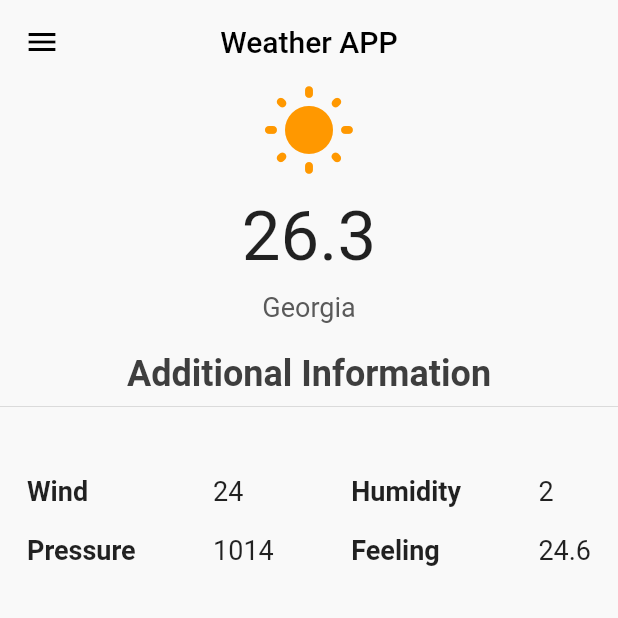
After one commit to ericplanes/prmb-flutter-weather, a Flutter app: the WeatherMainScreen screen opened directly, on a phone screen of 412 x 824 dp, the top half of it. The commit adds this screen. Run offline on Flutter 3.47's test engine with Material 2 defaults, Android fonts, the phone set to English and light mode, and no system bars; our stand-ins replace firebase_auth, firebase_core; accounts and stored records are empty.

Commit message:
Feature: UI Weather main page done.

```diff
--- a/lib/screens/login_screen.dart
+++ b/lib/screens/login_screen.dart
@@ -1,6 +1,6 @@
 import 'package:firebase_auth/firebase_auth.dart';
 import 'package:flutter/material.dart';
-import 'package:weather/screens/profile_screen.dart';
+import 'package:weather/screens/weather_main_screen.dart';
 
 class LoginScreen extends StatefulWidget {
   const LoginScreen({Key? key}) : super(key: key);
@@ -19,7 +19,7 @@ class _LoginScreenState extends State<LoginScreen> {
     User? user;
     try {
       UserCredential userCredential = await auth.signInWithEmailAndPassword(
-          email: email, password: password);
+          email: "prova@gmail.com", password: "contra1");
       user = userCredential.user;
     } on FirebaseAuthException catch (e) {
       if (e.code == "user-not-found") {
@@ -109,7 +109,7 @@ class _LoginScreenState extends State<LoginScreen> {
                   print(user);
                   if (user != null) {
                     Navigator.of(context).pushReplacement(MaterialPageRoute(
-                        builder: (context) => const ProfileScreen()));
+                        builder: (context) => const WeatherMainScreen()));
                   } else {
                     setState(() {});
                   }
--- a/lib/screens/profile_screen.dart
+++ /dev/null
@@ -1,17 +0,0 @@
-import 'package:flutter/material.dart';
-
-class ProfileScreen extends StatefulWidget {
-  const ProfileScreen({Key? key}) : super(key: key);
-
-  @override
-  State<ProfileScreen> createState() => _ProfileScreenState();
-}
-
-class _ProfileScreenState extends State<ProfileScreen> {
-  @override
-  Widget build(BuildContext context) {
-    return const Scaffold(
-      body: Center(child: Text("Welcome to your Profile page")),
-    );
-  }
-}
--- a/lib/screens/register_screen.dart
+++ b/lib/screens/register_screen.dart
@@ -1,6 +1,6 @@
 import 'package:firebase_auth/firebase_auth.dart';
 import 'package:flutter/material.dart';
-import 'package:weather/screens/profile_screen.dart';
+import 'package:weather/screens/weather_main_screen.dart';
 
 class RegisterScreen extends StatefulWidget {
   const RegisterScreen({Key? key}) : super(key: key);
@@ -122,7 +122,7 @@ class _RegisterScreenState extends State<RegisterScreen> {
                   print(user);
                   if (user != null) {
                     Navigator.of(context).pushReplacement(MaterialPageRoute(
-                        builder: (context) => const ProfileScreen()));
+                        builder: (context) => const WeatherMainScreen()));
                   } else {
                     setState(() {});
                   }
--- /dev/null
+++ b/lib/screens/weather_main_screen.dart
@@ -0,0 +1,55 @@
+import 'package:flutter/material.dart';
+import 'package:weather/widgets/additional_info_weather.dart';
+import 'package:weather/widgets/current_weather.dart';
+
+class WeatherMainScreen extends StatefulWidget {
+  const WeatherMainScreen({Key? key}) : super(key: key);
+
+  @override
+  State<WeatherMainScreen> createState() => _WeatherMainScreenState();
+}
+
+class _WeatherMainScreenState extends State<WeatherMainScreen> {
+  @override
+  Widget build(BuildContext context) {
+    return Scaffold(
+      backgroundColor: Color(0xFFf9f9f9),
+      appBar: AppBar(
+        backgroundColor: Color(0xFFf9f9f9),
+        elevation: 0.0,
+        title: const Text(
+          "Weather APP",
+          style: TextStyle(color: Colors.black),
+        ),
+        centerTitle: true,
+        leading: IconButton(
+          onPressed: () {},
+          icon: Icon(Icons.menu),
+          color: Colors.black,
+        ),
+      ),
+      body: Column(
+        crossAxisAlignment: CrossAxisAlignment.center,
+        children: [
+          currentWeather(Icons.wb_sunny_rounded, "26.3", "Georgia"),
+          const SizedBox(
+            height: 20.0,
+          ),
+          const Text(
+            "Additional Information",
+            style: TextStyle(
+              fontSize: 24.0,
+              color: Color(0xdd212121),
+              fontWeight: FontWeight.bold,
+            ),
+          ),
+          Divider(),
+          SizedBox(
+            height: 20.0,
+          ),
+          additionalInformation("24", "2", "1014", "24.6"),
+        ],
+      ),
+    );
+  }
+}
--- /dev/null
+++ b/lib/widgets/additional_info_weather.dart
@@ -0,0 +1,95 @@
+import 'package:flutter/cupertino.dart';
+
+TextStyle titleFont =
+    const TextStyle(fontWeight: FontWeight.w600, fontSize: 18.0);
+
+TextStyle infoFont =
+    const TextStyle(fontWeight: FontWeight.w400, fontSize: 18.0);
+
+Widget additionalInformation(
+    String wind, String humidity, String pressure, String feels_like) {
+  return Container(
+    width: double.infinity,
+    padding: const EdgeInsets.all(18.0),
+    child: Column(
+      mainAxisAlignment: MainAxisAlignment.center,
+      crossAxisAlignment: CrossAxisAlignment.center,
+      children: [
+        Row(
+          mainAxisAlignment: MainAxisAlignment.spaceBetween,
+          crossAxisAlignment: CrossAxisAlignment.center,
+          children: [
+            Column(
+              mainAxisAlignment: MainAxisAlignment.start,
+              crossAxisAlignment: CrossAxisAlignment.start,
+              children: [
+                Text(
+                  "Wind",
+                  style: titleFont,
+                ),
+                const SizedBox(
+                  height: 18.0,
+                ),
+                Text(
+                  "Pressure",
+                  style: titleFont,
+                ),
+              ],
+            ),
+            Column(
+              mainAxisAlignment: MainAxisAlignment.start,
+              crossAxisAlignment: CrossAxisAlignment.start,
+              children: [
+                Text(
+                  wind,
+                  style: infoFont,
+                ),
+                const SizedBox(
+                  height: 18.0,
+                ),
+                Text(
+                  pressure,
+                  style: infoFont,
+                ),
+              ],
+            ),
+            Column(
+              mainAxisAlignment: MainAxisAlignment.start,
+              crossAxisAlignment: CrossAxisAlignment.start,
+              children: [
+                Text(
+                  "Humidity",
+                  style: titleFont,
+                ),
+                const SizedBox(
+                  height: 18.0,
+                ),
+                Text(
+                  "Feeling",
+                  style: titleFont,
+                ),
+              ],
+            ),
+            Column(
+              mainAxisAlignment: MainAxisAlignment.start,
+              crossAxisAlignment: CrossAxisAlignment.start,
+              children: [
+                Text(
+                  humidity,
+                  style: infoFont,
+                ),
+                const SizedBox(
+                  height: 18.0,
+                ),
+                Text(
+                  feels_like,
+                  style: infoFont,
+                ),
+              ],
+            ),
+          ],
+        ),
+      ],
+    ),
+  );
+}
--- /dev/null
+++ b/lib/widgets/current_weather.dart
@@ -0,0 +1,37 @@
+import 'package:flutter/cupertino.dart';
+import 'package:flutter/material.dart';
+
+Widget currentWeather(IconData icon, String temp, String location) {
+  return Center(
+    child: Column(
+      crossAxisAlignment: CrossAxisAlignment.center,
+      mainAxisAlignment: MainAxisAlignment.center,
+      children: [
+        Icon(
+          icon,
+          color: Colors.orange,
+          size: 64.0,
+        ),
+        SizedBox(
+          height: 10.0,
+        ),
+        Text(
+          temp,
+          style: TextStyle(
+            fontSize: 46.0,
+          ),
+        ),
+        SizedBox(
+          height: 10.0,
+        ),
+        Text(
+          location,
+          style: TextStyle(
+            fontSize: 18.0,
+            color: Color(0xFF5a5a5a),
+          ),
+        )
+      ],
+    ),
+  );
+}
--- a/lib/widgets/widgets.txt
+++ /dev/null
@@ -1 +0,0 @@
-Aqui els widgets que anem creant per poderlos reutilitzar.
```
Also changed, not shown: pubspec.lock.
